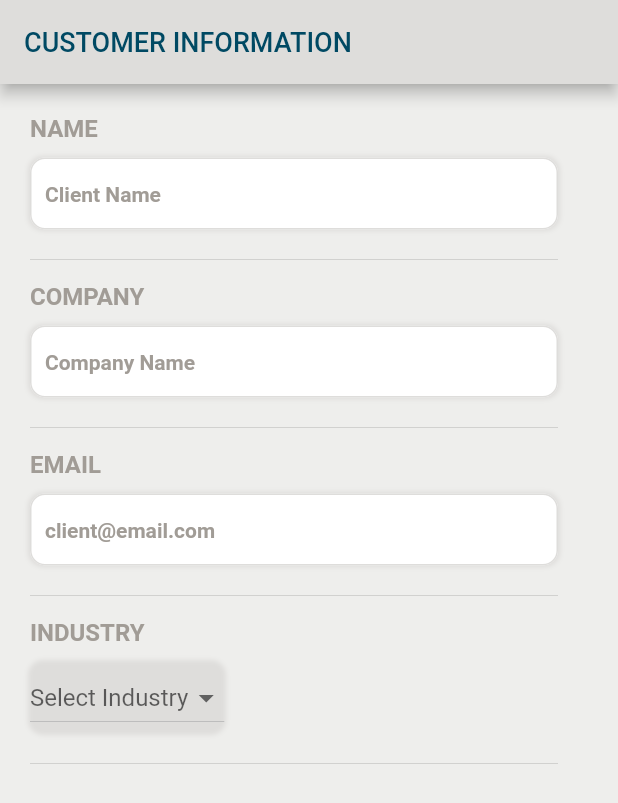
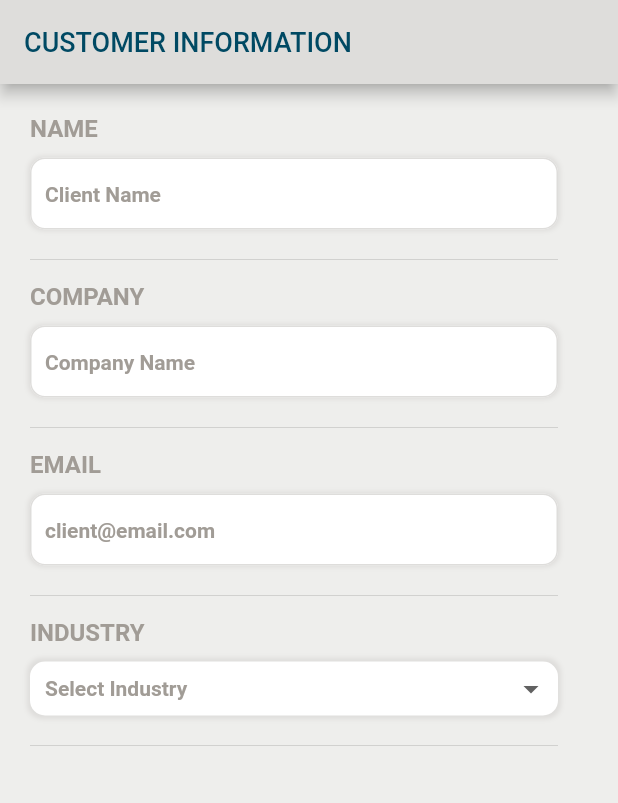
Before and after one commit to SonQBChau/brand_root_solution, a Flutter app: the screen it shows after launch, on a phone screen of 412 x 824 dp. Shown: the top 803 px of the screen. Run offline on Flutter 3.47's test engine with Material 2 defaults, Android fonts, the phone set to English and light mode, and no system bars.

Commit message:
add styling to downdownbutton

```diff
--- a/lib/screens/customer_info_page.dart
+++ b/lib/screens/customer_info_page.dart
@@ -82,8 +82,12 @@ class ClientNameWidget extends StatelessWidget {
               ),
             ),
           ),
-          SizedBox(height: 5,),
-          Divider(height: 30,),
+          SizedBox(
+            height: 5,
+          ),
+          Divider(
+            height: 30,
+          ),
         ],
       ),
     );
@@ -139,8 +143,12 @@ class CompanyNameWidget extends StatelessWidget {
               ),
             ),
           ),
-          SizedBox(height: 5,),
-          Divider(height: 30,),
+          SizedBox(
+            height: 5,
+          ),
+          Divider(
+            height: 30,
+          ),
         ],
       ),
     );
@@ -177,7 +185,7 @@ class EmailWidget extends StatelessWidget {
             child: TextFormField(
               decoration: InputDecoration(
                 contentPadding:
-                EdgeInsets.symmetric(vertical: 10, horizontal: 10),
+                    EdgeInsets.symmetric(vertical: 10, horizontal: 10),
                 enabledBorder: OutlineInputBorder(
                   borderSide: BorderSide(color: colorGrey20),
                   borderRadius: BorderRadius.all(Radius.circular(10.0)),
@@ -196,8 +204,12 @@ class EmailWidget extends StatelessWidget {
               ),
             ),
           ),
-          SizedBox(height: 5,),
-          Divider(height: 30,),
+          SizedBox(
+            height: 5,
+          ),
+          Divider(
+            height: 30,
+          ),
         ],
       ),
     );
@@ -205,7 +217,6 @@ class EmailWidget extends StatelessWidget {
 }
 
 class IndustryWidget extends StatelessWidget {
-
   List<DropdownMenuItem<int>> industryList = [
     DropdownMenuItem(
       child: new Text('Refining'),
@@ -219,9 +230,7 @@ class IndustryWidget extends StatelessWidget {
       child: new Text('Oiling'),
       value: 0,
     ),
-
   ];
-
 
   @override
   Widget build(BuildContext context) {
@@ -239,25 +248,45 @@ class IndustryWidget extends StatelessWidget {
             height: 10,
           ),
           Container(
+            padding: EdgeInsets.only(left: 10,top: 6,right: 6,bottom: 6),
             decoration: BoxDecoration(
+              color: Colors.white,
               boxShadow: [
                 BoxShadow(
                   color: colorGrey20,
                   blurRadius: 2.0, // has the effect of softening the shadow
-                  spreadRadius: 1.0, // has the effect of extending the shadow
+                  spreadRadius: 2.0, // has the effect of extending the shadow
                 )
               ],
               borderRadius: BorderRadius.circular(10),
             ),
-            child: DropdownButton(
-                hint: new Text('Select Industry'),
-                items: industryList,
-                onChanged: (value){
-                  print(value);
-                }),
+            child: DropdownButtonHideUnderline(
+              child: DropdownButton(
+                  hint: Text(
+                    'Select Industry',
+                    style: TextStyle(
+                        color: colorGrey,
+                        fontWeight: FontWeight.w600,
+                        fontSize: 14),
+                  ),
+                  items: industryList,
+                  isDense: true,
+                  isExpanded: true,
+                  style: TextStyle(
+                      color: colorGrey,
+                      fontWeight: FontWeight.bold,
+                      fontSize: 14),
+                  onChanged: (value) {
+                    print(value);
+                  }),
+            ),
           ),
-          SizedBox(height: 5,),
-          Divider(height: 30,),
+          SizedBox(
+            height: 5,
+          ),
+          Divider(
+            height: 30,
+          ),
         ],
       ),
     );
```
